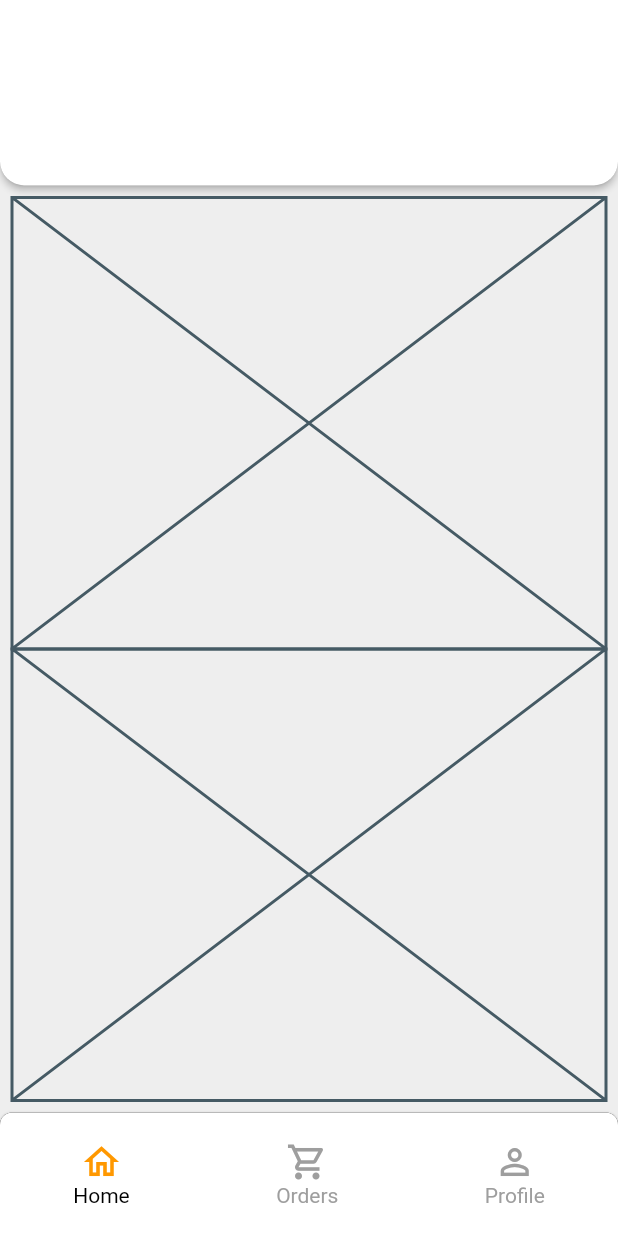
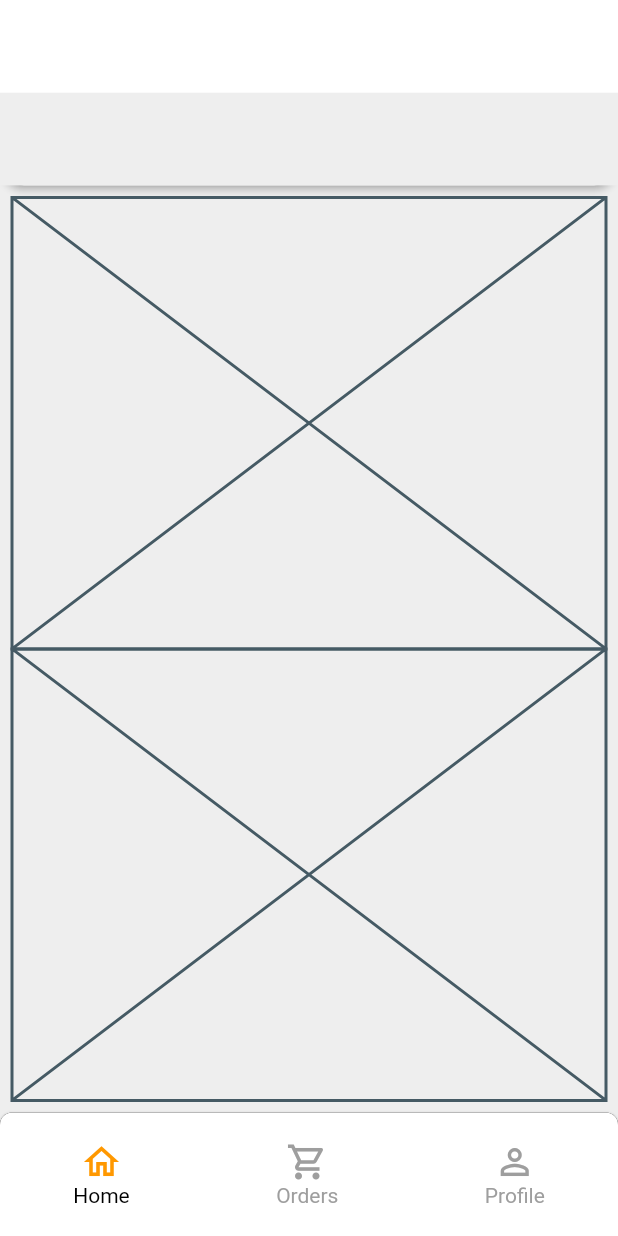
Before and after one commit to JAICHANGPARK/flutter_notebook_11th_story, a Flutter app: the screen it shows after launch, on a phone screen of 412 x 824 dp. Run offline on Flutter 3.47's test engine with Material 2 defaults, Android fonts, the phone set to English and light mode, and no system bars; our stand-ins replace backdrop, badges, flutter_inner_drawer, flutter_slidable, flutter_swiper, google_fonts.

Commit message:
Update food_home_page.dart

```diff
--- a/lib/ep744_food_app/ui/food_home_page.dart
+++ b/lib/ep744_food_app/ui/food_home_page.dart
@@ -43,8 +43,10 @@ class _FoodHomePageState extends State<FoodHomePage> {
                           ),
                         ),
                         Expanded(
-                          child: Row(
-
+                          child: Container(
+                            decoration: BoxDecoration(
+                              color: Colors.grey[200]
+                            ),
                           ),
                         ),
 
```
